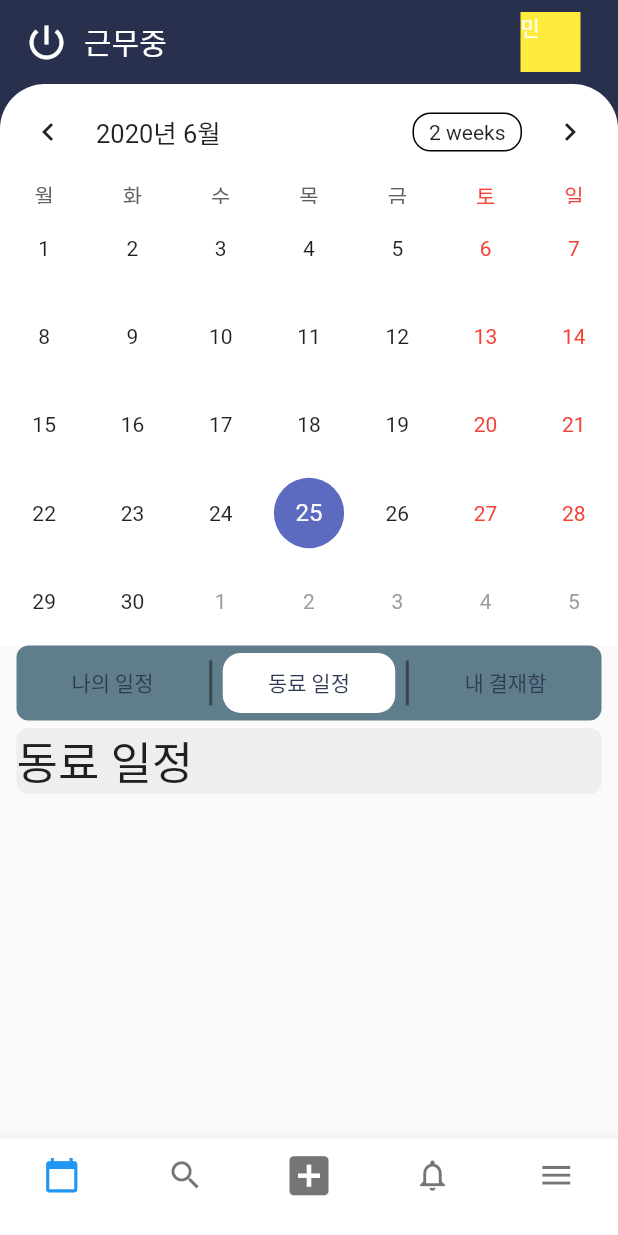
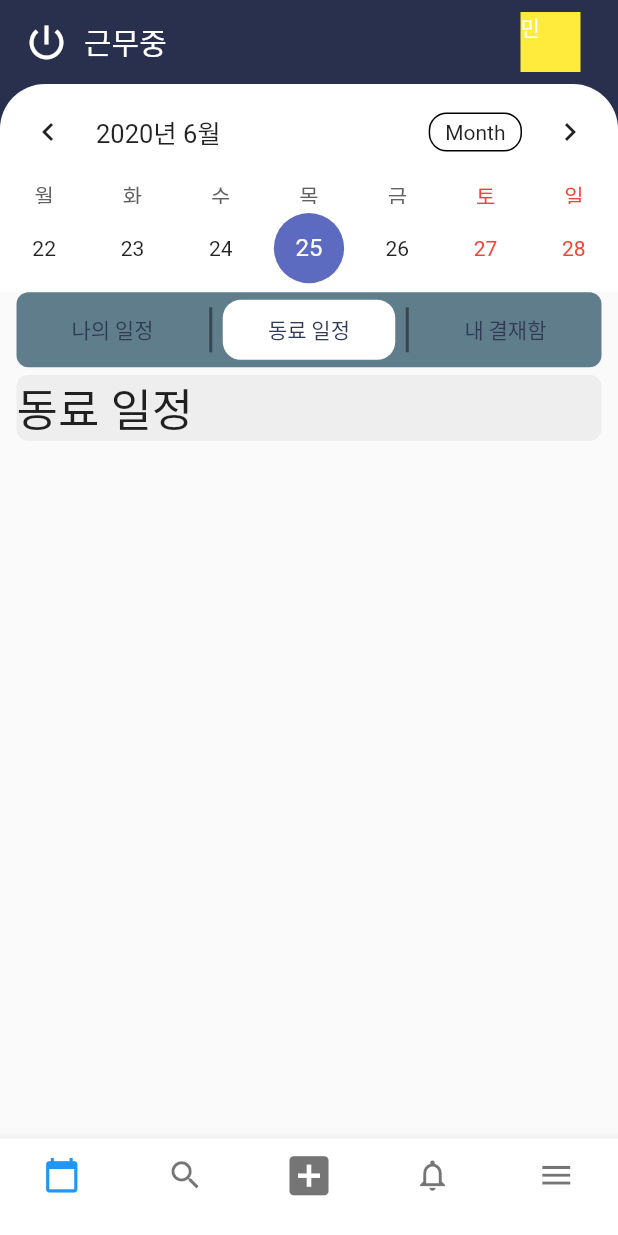
Before and after one commit to choimj12/company_playlist, a Flutter app: the MainPage screen opened directly, after a tap on "나의 일정", after a tap on "동료 일정", on a phone screen of 412 x 824 dp. Run offline on Flutter 3.47's test engine with Material 2 defaults, Android fonts, the phone set to English and light mode, and no system bars; drawn by our look-alikes of table_calendar; our stand-ins replace cloud_firestore, shared_preferences; accounts and stored records are empty; statements that could not run were skipped.

```diff
--- a/lib/model/user_model.dart
+++ b/lib/model/user_model.dart
@@ -24,7 +24,6 @@ class UserModel{
   void fetchUserInfo(){
     Firestore.instance.collection("user").getDocuments().then((doc){
       final List<User> fetchedUserInfo = [];
-      print(doc.documents.length);
       doc.documents.forEach((data) {
         User user = User(
           id: data["id"],
--- a/lib/screen/main_page.dart
+++ b/lib/screen/main_page.dart
@@ -3,6 +3,8 @@ import 'package:flutter/material.dart';
 import 'package:companyplaylist/src/format_code.dart';
 import 'package:companyplaylist/Theme/theme.dart';
 import 'package:table_calendar/table_calendar.dart';
+import 'package:companyplaylist/screen/my_schedule_page.dart';
+
 class MainPage extends StatefulWidget{
   @override
   MainPageState createState() => MainPageState();
@@ -76,6 +78,7 @@ class MainPageState extends State<MainPage>{
                       )
                     ),
                     child: TableCalendar(
+                      initialCalendarFormat: CalendarFormat.week,
                       calendarController: _calendarController,
                       startingDayOfWeek: StartingDayOfWeek.monday,
                       locale: 'ko_KR',
@@ -196,12 +199,7 @@ class MainPageState extends State<MainPage>{
                   borderRadius: BorderRadius.circular(8),
                   color: Color(0xffEEEEEE)
               ),
-              child: tabIndex == 0 ? Text(
-                "나의 일정",
-                style: TextStyle(
-                  fontSize: 30,
-                ),
-              ) : tabIndex == 1 ? Text(
+              child: tabIndex == 0 ? MySchedulePage() : tabIndex == 1 ? Text(
                 "동료 일정",
                 style: TextStyle(
                   fontSize: 30,
--- a/lib/screen/my_schedule_page.dart
+++ b/lib/screen/my_schedule_page.dart
@@ -1 +1,38 @@
 import 'package:flutter/material.dart';
+import 'package:companyplaylist/src/user_provider_code.dart';
+import 'package:companyplaylist/model/schedule_model.dart';
+import 'package:provider/provider.dart';
+
+class MySchedulePage extends StatefulWidget{
+  @override
+  MySchedulePageState createState() => MySchedulePageState();
+}
+
+class MySchedulePageState extends State<MySchedulePage>{
+  UserProvider up;
+  MyScheduleModel myScheduleModel;
+
+  @override
+  void initState(){
+    super.initState();
+    myScheduleModel.fetchMySchedule();
+  }
+
+  @override
+  Widget build(BuildContext context) {
+    up = Provider.of<UserProvider>(context);
+    return Container(
+      child: Column(
+        children: <Widget>[
+          Text(
+            myScheduleModel.mySchedule.length.toString(),
+            style: TextStyle(
+              fontSize: 20
+            ),
+            //myScheduleModel.fetchMySchedule()
+          ),
+        ],
+      ),
+    );
+  }
+}
--- a/pubspec.yaml
+++ b/pubspec.yaml
@@ -30,6 +30,9 @@ dependencies:
   cupertino_icons: ^0.1.3
   cloud_firestore: ^0.12.10
   table_calendar: ^2.2.3
+  provider: ^4.0.4
+  shared_preferences: ^0.5.6+3
+
   flutter_localizations:
     sdk: flutter
 
```
Also changed, not shown: lib/main.dart (+12 -3 lines), lib/model/schedule_model.dart (added, +51 -0 lines), lib/screen/auth_page.dart (added, +21 -0 lines), lib/screen/login_page.dart (+15 -17 lines), lib/src/user_provider_code.dart (added, +37 -0 lines), pubspec.lock.
